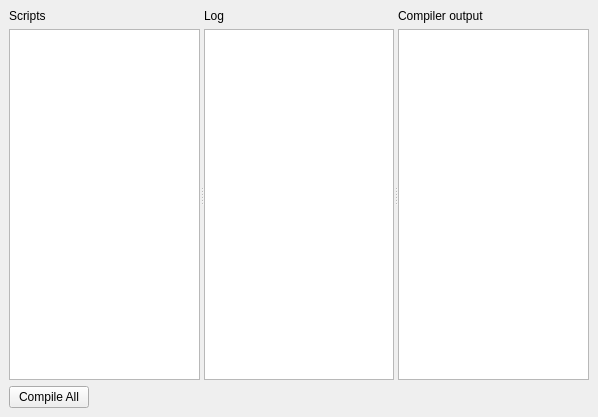
nem0/LumixEngine, file src/studio/scripts/scriptcompilerwidget.ui: the form before one commit.
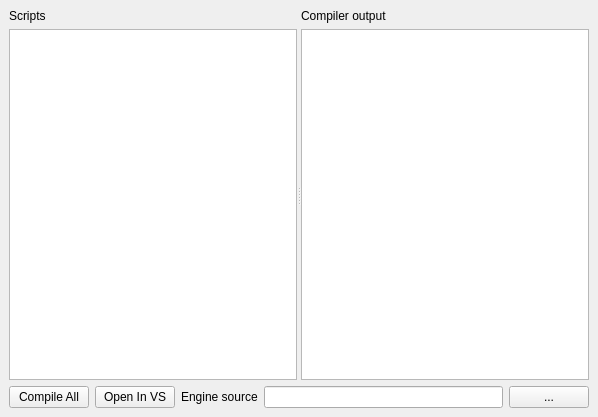
The form after the commit.

Commit message: script rewrite - WIP

What changed in the file:
```diff
--- a/src/studio/scripts/scriptcompilerwidget.ui
+++ b/src/studio/scripts/scriptcompilerwidget.ui
@@ -42,33 +42,7 @@
          </widget>
         </item>
         <item>
-         <widget class="QListView" name="scriptListView"/>
-        </item>
-       </layout>
-      </widget>
-      <widget class="QWidget" name="widget_2" native="true">
-       <layout class="QVBoxLayout" name="verticalLayout_4">
-        <property name="leftMargin">
-         <number>0</number>
-        </property>
-        <property name="topMargin">
-         <number>0</number>
-        </property>
-        <property name="rightMargin">
-         <number>0</number>
-        </property>
-        <property name="bottomMargin">
-         <number>0</number>
-        </property>
-        <item>
-         <widget class="QLabel" name="label_2">
-          <property name="text">
-           <string>Log</string>
-          </property>
-         </widget>
-        </item>
-        <item>
-         <widget class="QListWidget" name="logView"/>
+         <widget class="QListWidget" name="scriptListWidget"/>
         </item>
        </layout>
       </widget>
@@ -132,17 +106,28 @@
         </widget>
        </item>
        <item>
-        <spacer name="horizontalSpacer">
-         <property name="orientation">
-          <enum>Qt::Horizontal</enum>
+        <widget class="QPushButton" name="openInVSButton">
+         <property name="text">
+          <string>Open In VS</string>
          </property>
-         <property name="sizeHint" stdset="0">
-          <size>
-           <width>478</width>
-           <height>20</height>
-          </size>
+        </widget>
+       </item>
+       <item>
+        <widget class="QLabel" name="label_2">
+         <property name="text">
+          <string>Engine source</string>
          </property>
-        </spacer>
+        </widget>
+       </item>
+       <item>
+        <widget class="QLineEdit" name="engineSourcePathEdit"/>
+       </item>
+       <item>
+        <widget class="QPushButton" name="engineSourceBrowseButton">
+         <property name="text">
+          <string>...</string>
+         </property>
+        </widget>
        </item>
       </layout>
      </widget>
```
The commit also changes 12 other files.
